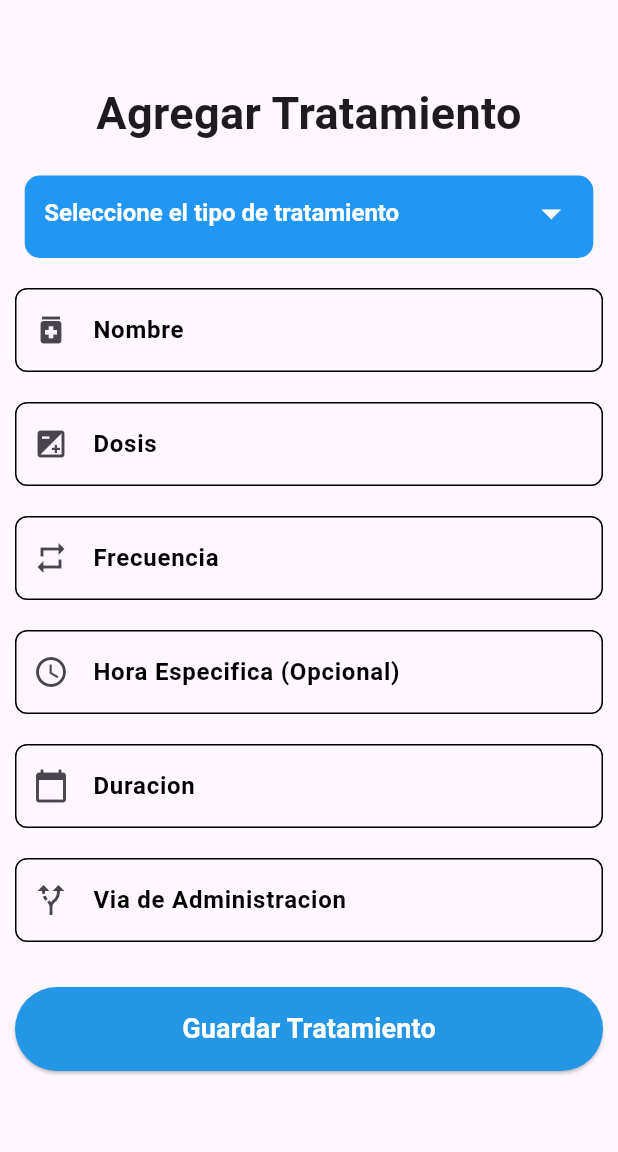
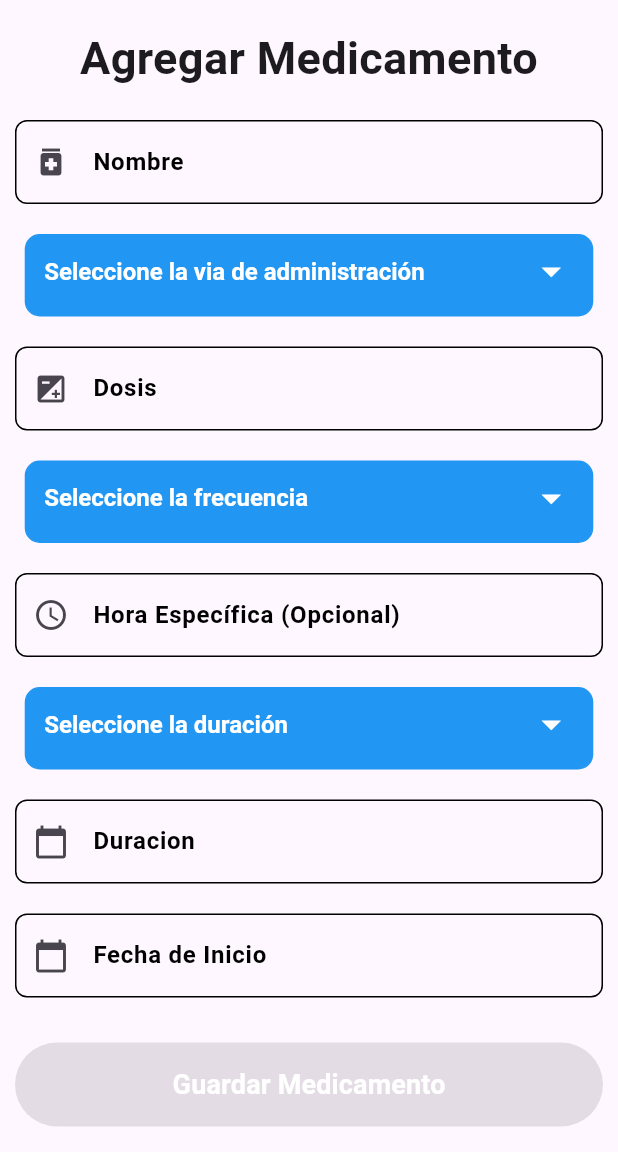
Before and after one commit to RolandoGuZz/Flutter_HeraGuard, a Flutter app: the AgregarMedicamento screen opened directly, on a phone screen of 412 x 824 dp, the part 84-1236 px from its top. Run offline on Flutter 3.47's test engine with Material 3 defaults, Android fonts, the phone set to English and light mode, and no system bars; our stand-ins replace cloud_firestore, firebase_auth, firebase_core; accounts and stored records are empty.

Commit message:
modificando el form de medicamentos y agregando funciones

```diff
--- a/lib/functions/functions.dart
+++ b/lib/functions/functions.dart
@@ -1,9 +1,8 @@
 // ignore_for_file: use_build_context_synchronously
 
-import 'package:firebase_auth/firebase_auth.dart';
 import 'package:flutter/material.dart';
-import 'package:heraguard/screens/screens.dart';
 import 'package:heraguard/services/appointment_service.dart';
+import 'package:heraguard/services/medicine_service.dart';
 import 'package:intl/intl.dart';
 
 class Functions {
@@ -60,29 +59,31 @@ class Functions {
     Navigator.pop(context, true);
   }
 
-  static Future<void> guardarTratamiento({
+  static Future<void> guardarMedicamento({
     required BuildContext context,
-    required String? dropOption,
+    required String? routeValue,
     required TextEditingController nameController,
     required TextEditingController doseController,
-    required TextEditingController frequencyController,
+    required String? frequencyValue,
     required TextEditingController specificTimeController,
+    required String? durationValue,
     required TextEditingController durationController,
-    required TextEditingController routeController,
+    required TextEditingController startDateController,
   }) async {
-    await AppointmentService.addTreatment(
-      type: dropOption,
+    await MedicineService.addMedicine(
+      type: routeValue,
       name: nameController.text,
       dose: doseController.text,
-      frequency: frequencyController.text,
+      frequency: frequencyValue,
       specificTime: specificTimeController.text,
-      duration: durationController.text,
-      routeOfAdministration: routeController.text,
+      duration: durationValue,
+      durationNumber: durationController.text,
+      startDate: startDateController.text,
     );
     ScaffoldMessenger.of(context).showSnackBar(
       SnackBar(
         content: Text(
-          'Tratamiento guardado con éxito',
+          'Medicamento guardado con éxito',
           style: TextStyle(fontSize: 20, fontWeight: FontWeight.bold),
         ),
         backgroundColor: Color.fromRGBO(35, 150, 230, 1),
@@ -90,54 +91,4 @@ class Functions {
     );
     Navigator.pop(context);
   }
-
-  // static Future<void> loginUser({
-  //   required GlobalKey<FormState> formKey,
-  //   required BuildContext context,
-  //   required bool isLoading,
-  //   required TextEditingController emailController,
-  //   required TextEditingController passwordController,
-
-  // }) async {
-  //   if (!formKey.currentState!.validate()) return;
-  //   setState(() => isLoading = true);
-  //   try {
-  //     final userCredential = await FirebaseAuth.instance
-  //         .signInWithEmailAndPassword(
-  //           email: emailController.text.trim(),
-  //           password: passwordController.text.trim(),
-  //         );
-  //     if (!mounted) return;
-  //     ScaffoldMessenger.of(context).showSnackBar(
-  //       SnackBar(
-  //         content: Text(
-  //           'Bienvenido ${userCredential.user!.email}',
-  //           style: TextStyle(
-  //             color: Colors.white,
-  //             fontWeight: FontWeight.bold,
-  //             fontSize: 18,
-  //           ),
-  //         ),
-  //         backgroundColor: Color.fromRGBO(35, 150, 230, 1),
-  //       ),
-  //     );
-  //     Navigator.pushReplacement(
-  //       context,
-  //       MaterialPageRoute(builder: (_) => HomeScreen()),
-  //     );
-  //   } on FirebaseAuthException catch (error) {
-  //     String errorMessage = 'Error al iniciar sesión';
-  //     if (error.code == 'invalid-email') {
-  //       errorMessage = 'Correo inválido';
-  //     } else if (error.code == 'invalid-credential') {
-  //       errorMessage = 'Correo o contraseña incorrectas';
-  //     }
-  //     if (!mounted) return;
-  //     ScaffoldMessenger.of(context).showSnackBar(
-  //       SnackBar(content: Text(errorMessage), backgroundColor: Colors.red),
-  //     );
-  //   } finally {
-  //     if (mounted) setState(() => _isLoading = false);
-  //   }
-  // }
 }
--- a/lib/screens/citas_medicas/agregar_cita.dart
+++ b/lib/screens/citas_medicas/agregar_cita.dart
@@ -62,14 +62,16 @@ class _AgregarCitaState extends State<AgregarCita> {
                   SizedBox(height: 20),
                   CustomTextField(
                     controller: _doctorController,
-                    label: 'Doctor',
+                    label: 'Nombre Doctor (Opcional)',
                     icon: Icons.person,
+                    textCap: TextCapitalization.words,
                   ),
                   SizedBox(height: 20),
                   CustomTextField(
                     controller: _addressController,
                     label: 'Dirección',
                     icon: Icons.place,
+                    textCap: TextCapitalization.words,
                   ),
                   SizedBox(height: 30),
                   SizedBox(
--- /dev/null
+++ b/lib/screens/medicamentos/agregar_medicamento.dart
@@ -0,0 +1,218 @@
+import 'package:flutter/material.dart';
+import 'package:heraguard/functions/functions.dart';
+import 'package:heraguard/widgets/appbar_widget.dart';
+import 'package:heraguard/widgets/custom_text_field.dart';
+import 'package:heraguard/widgets/drop_down_button_widget.dart';
+
+class AgregarMedicamento extends StatefulWidget {
+  const AgregarMedicamento({super.key});
+
+  @override
+  State<AgregarMedicamento> createState() => _AgregarMedicamentoState();
+}
+
+class _AgregarMedicamentoState extends State<AgregarMedicamento> {
+  final _nameController = TextEditingController();
+  final _doseController = TextEditingController();
+  final _specificTimeController = TextEditingController();
+  final _durationNumberController = TextEditingController();
+  final _startDateController = TextEditingController();
+  final onTapFunction = Function;
+
+  final _formKey = GlobalKey<FormState>();
+
+  String? _routeInitial;
+  String? _frequencyInitial;
+  String? _durationInitial;
+
+  void selectRoute(String? value) {
+    setState(() {
+      _routeInitial = value;
+    });
+  }
+
+  void selectFrequency(String? value) {
+    setState(() {
+      _frequencyInitial = value;
+    });
+  }
+
+  void selectDuration(String? value) {
+    setState(() {
+      _durationInitial = value;
+    });
+  }
+
+  final List<String> _routesOfAdmin = [
+    'Tomado (Oral)',
+    'Inyectado',
+    'Tópico',
+    'Inhalado',
+    'Sublingual',
+  ];
+
+  final List<String> _frequencyHours = [
+    'Cada 4 horas',
+    'Cada 6 horas',
+    'Cada 8 horas',
+    'Cada 12 horas',
+    'Cada 24 horas ',
+  ];
+
+  final List<String> __durationsOptions = [
+    'Dias',
+    'Semanas',
+    'Meses',
+    'Permanente',
+  ];
+
+  bool _formValid() {
+    return _nameController.text.isNotEmpty &&
+        _doseController.text.isNotEmpty &&
+        _durationNumberController.text.isNotEmpty &&
+        _startDateController.text.isNotEmpty &&
+        _routeInitial != null &&
+        _frequencyInitial != null &&
+        _durationInitial != null;
+  }
+
+  @override
+  Widget build(BuildContext context) {
+    final size = MediaQuery.of(context).size;
+
+    return Scaffold(
+      appBar: AppbarWidget(),
+      body: Center(
+        child: SingleChildScrollView(
+          child: Padding(
+            padding: EdgeInsets.all(10.0),
+            child: Form(
+              key: _formKey,
+              child: Column(
+                children: [
+                  Text(
+                    'Agregar Medicamento',
+                    textAlign: TextAlign.center,
+                    style: TextStyle(fontSize: 30, fontWeight: FontWeight.bold),
+                  ),
+                  SizedBox(height: 20),
+                  CustomTextField(
+                    controller: _nameController,
+                    label: 'Nombre',
+                    icon: Icons.medication,
+                    textCap: TextCapitalization.words,
+                  ),
+                  SizedBox(height: 20),
+                  DropDownButtonWidget(
+                    size: size,
+                    listOfOptions: _routesOfAdmin,
+                    valueInitial: _routeInitial,
+                    funSelectOption: selectRoute,
+                    hintText: Text(
+                      'Seleccione la via de administración',
+                      style: TextStyle(color: Colors.white),
+                    ),
+                  ),
+                  SizedBox(height: 20),
+                  CustomTextField(
+                    controller: _doseController,
+                    label: 'Dosis',
+                    icon: Icons.exposure,
+                  ),
+                  SizedBox(height: 20),
+                  DropDownButtonWidget(
+                    size: size,
+                    listOfOptions: _frequencyHours,
+                    valueInitial: _frequencyInitial,
+                    funSelectOption: selectFrequency,
+                    hintText: Text(
+                      'Seleccione la frecuencia',
+                      style: TextStyle(color: Colors.white),
+                    ),
+                  ),
+                  SizedBox(height: 20),
+                  CustomTextField(
+                    controller: _specificTimeController,
+                    label: 'Hora Específica (Opcional)',
+                    icon: Icons.access_time,
+                    onTap:
+                        () => Functions.showTime(
+                          context: context,
+                          controller: _specificTimeController,
+                        ),
+                    readOnly: true,
+                  ),
+                  SizedBox(height: 20),
+                  DropDownButtonWidget(
+                    size: size,
+                    listOfOptions: __durationsOptions,
+                    valueInitial: _durationInitial,
+                    funSelectOption: selectDuration,
+                    hintText: Text(
+                      'Seleccione la duración',
+                      style: TextStyle(color: Colors.white),
+                    ),
+                  ),
+                  SizedBox(height: 20),
+                  CustomTextField(
+                    controller: _durationNumberController,
+                    keyboardType: TextInputType.number,
+                    label: 'Duracion',
+                    icon: Icons.calendar_today,
+                  ),
+                  SizedBox(height: 20),
+                  CustomTextField(
+                    controller: _startDateController,
+                    label: 'Fecha de Inicio',
+                    icon: Icons.calendar_today,
+                    onTap:
+                        () => Functions.showCalendar(
+                          context: context,
+                          controller: _startDateController,
+                        ),
+                    readOnly: true,
+                  ),
+                  SizedBox(height: 30),
+                  SizedBox(
+                    width: double.infinity,
+                    child: ElevatedButton(
+                      onPressed:
+                          _formValid()
+                              ? () => Functions.guardarMedicamento(
+                                context: context,
+                                routeValue: _routeInitial,
+                                nameController: _nameController,
+                                doseController: _doseController,
+                                frequencyValue: _frequencyInitial,
+                                specificTimeController: _specificTimeController,
+                                durationValue: _durationInitial,
+                                durationController: _durationNumberController,
+                                startDateController: _startDateController,
+                              )
+                              : null,
+                      style: ElevatedButton.styleFrom(
+                        padding: EdgeInsets.symmetric(vertical: 15),
+                        backgroundColor:
+                            _formValid()
+                                ? Color.fromRGBO(35, 150, 230, 1)
+                                : Colors.grey,
+                      ),
+                      child: Text(
+                        'Guardar Medicamento',
+                        style: TextStyle(
+                          color: Colors.white,
+                          fontSize: 18,
+                          fontWeight: FontWeight.bold,
+                        ),
+                      ),
+                    ),
+                  ),
+                ],
+              ),
+            ),
+          ),
+        ),
+      ),
+    );
+  }
+}
--- a/lib/screens/tratamientos/medicamentos_screen.dart
+++ b/lib/screens/medicamentos/medicamentos_screen.dart
@@ -16,7 +16,7 @@ class MedicamentosScreen extends StatelessWidget {
           crossAxisAlignment: CrossAxisAlignment.center,
           children: [
             Text(
-              'Tratamientos Médicos',
+              'Medicamentos',
               style: TextStyle(fontSize: 30, fontWeight: FontWeight.bold),
             ),
             SizedBox(height: 10),
--- a/lib/screens/screens.dart
+++ b/lib/screens/screens.dart
@@ -1,7 +1,7 @@
 export 'package:heraguard/screens/home_screen.dart';
 export 'package:heraguard/screens/citas_medicas/citas_screen.dart';
-export 'package:heraguard/screens/tratamientos/medicamentos_screen.dart';
+export 'package:heraguard/screens/medicamentos/medicamentos_screen.dart';
 export 'package:heraguard/screens/notificaciones_screen.dart';
 export 'package:heraguard/screens/register/register_screen.dart';
-export 'package:heraguard/screens/tratamientos/agregar_medicamento.dart';
+export 'package:heraguard/screens/medicamentos/agregar_medicamento.dart';
 export 'package:heraguard/screens/citas_medicas/agregar_cita.dart';
--- a/lib/screens/tratamientos/agregar_medicamento.dart
+++ /dev/null
@@ -1,188 +0,0 @@
-import 'package:flutter/material.dart';
-import 'package:heraguard/functions/functions.dart';
-import 'package:heraguard/widgets/appbar_widget.dart';
-import 'package:heraguard/widgets/custom_text_field.dart';
-
-class AgregarMedicamento extends StatefulWidget {
-  const AgregarMedicamento({super.key});
-
-  @override
-  State<AgregarMedicamento> createState() => _AgregarMedicamentoState();
-}
-
-class _AgregarMedicamentoState extends State<AgregarMedicamento> {
-  final _nameController = TextEditingController();
-  final _doseController = TextEditingController();
-  final _frequencyController = TextEditingController();
-  final _specificTimeController = TextEditingController();
-  final _durationController = TextEditingController();
-  final _routeOfAdminController = TextEditingController();
-  final onTapFunction = Function;
-
-  final _formKey = GlobalKey<FormState>();
-
-  String? dropDownValue;
-
-  void funDrop(String? value) {
-    setState(() {
-      dropDownValue = value;
-    });
-  }
-
-  final List<String> _tiposTratamiento = [
-    'Tomado (Oral)',
-    'Inyectado',
-    'Tópico',
-  ];
-
-  @override
-  Widget build(BuildContext context) {
-    final size = MediaQuery.of(context).size;
-
-    return Scaffold(
-      appBar: AppbarWidget(),
-      body: Center(
-        child: SingleChildScrollView(
-          child: Padding(
-            padding: EdgeInsets.all(10.0),
-            child: Form(
-              key: _formKey,
-              child: Column(
-                children: [
-                  Text(
-                    'Agregar Tratamiento',
-                    textAlign: TextAlign.center,
-                    style: TextStyle(fontSize: 30, fontWeight: FontWeight.bold),
-                  ),
-                  SizedBox(height: 20),
-                  Container(
-                    width: size.width * 0.92,
-                    height: 55,
-                    decoration: BoxDecoration(
-                      color: Colors.blue,
-                      borderRadius: BorderRadius.circular(10),
-                      border: Border.all(color: Colors.blue),
-                    ),
-                    padding: EdgeInsets.symmetric(horizontal: 12),
-                    child: DropdownButton<String>(
-                      isExpanded: true,
-                      icon: Icon(Icons.arrow_drop_down, color: Colors.white),
-                      iconSize: 30,
-                      style: TextStyle(
-                        color: Colors.black,
-                        fontSize: 16,
-                        fontWeight: FontWeight.bold,
-                      ),
-                      dropdownColor: Colors.blue,
-                      borderRadius: BorderRadius.circular(10),
-                      hint: Text(
-                        'Seleccione el tipo de tratamiento',
-                        style: TextStyle(color: Colors.white),
-                      ),
-                      items:
-                          _tiposTratamiento.map((value) {
-                            return DropdownMenuItem(
-                              value: value,
-                              child: Text(
-                                value,
-                                style: TextStyle(color: Colors.white),
-                              ),
-                            );
-                          }).toList(),
-                      value: dropDownValue,
-                      onChanged: funDrop,
-                      underline: Container(),
-                    ),
-                  ),
-                  SizedBox(height: 20),
-                  CustomTextField(
-                    controller: _nameController,
-                    label: 'Nombre',
-                    icon: Icons.medication,
-                  ),
-                  SizedBox(height: 20),
-                  CustomTextField(
-                    controller: _doseController,
-                    label: 'Dosis',
-                    icon: Icons.exposure,
-                  ),
-                  SizedBox(height: 20),
-                  CustomTextField(
-                    controller: _frequencyController,
-                    label: 'Frecuencia',
-                    icon: Icons.repeat,
-                    onTap:
-                        () => Functions.showTime(
-                          context: context,
-                          controller: _frequencyController,
-                        ),
-                    readOnly: true,
-                  ),
-                  SizedBox(height: 20),
-                  CustomTextField(
-                    controller: _specificTimeController,
-                    label: 'Hora Especifica (Opcional)',
-                    icon: Icons.access_time,
-                    onTap:
-                        () => Functions.showTime(
-                          context: context,
-                          controller: _specificTimeController,
-                        ),
-                    readOnly: true,
-                  ),
-                  SizedBox(height: 20),
-                  CustomTextField(
-                    controller: _durationController,
-                    label: 'Duracion',
-                    icon: Icons.calendar_today,
-                    onTap:
-                        () => Functions.showCalendar(
-                          context: context,
-                          controller: _durationController,
-                        ),
-                    readOnly: true,
-                  ),
-                  SizedBox(height: 20),
-                  CustomTextField(
-                    controller: _routeOfAdminController,
-                    label: 'Via de Administracion',
-                    icon: Icons.alt_route,
-                  ),
-                  SizedBox(height: 30),
-                  SizedBox(
-                    width: double.infinity,
-                    child: ElevatedButton(
-                      onPressed:
-                          () => Functions.guardarTratamiento(
-                            context: context,
-                            dropOption: dropDownValue,
-                            nameController: _nameController,
-                            doseController: _doseController,
-                            frequencyController: _frequencyController,
-                            specificTimeController: _specificTimeController,
-                            durationController: _durationController,
-                            routeController: _routeOfAdminController,
-                          ),
-                      style: ElevatedButton.styleFrom(
-                        padding: EdgeInsets.symmetric(vertical: 15),
-                        backgroundColor: Color.fromRGBO(35, 150, 230, 1),
-                      ),
-                      child: Text(
-                        'Guardar Tratamiento',
-                        style: TextStyle(
-                          color: Colors.white,
-                          fontSize: 18,
-                          fontWeight: FontWeight.bold,
-                        ),
-                      ),
-                    ),
-                  ),
-                ],
-              ),
-            ),
-          ),
-        ),
-      ),
-    );
-  }
-}
--- a/lib/services/appointment_service.dart
+++ b/lib/services/appointment_service.dart
@@ -39,31 +39,4 @@ class AppointmentService {
           'address': address,
         });
   }
-
-  static Future<void> addTreatment({
-    required String? type,
-    required String name,
-    required String dose,
-    required String frequency,
-    required String? specificTime,
-    required String duration,
-    required String routeOfAdministration,
-  }) async {
-    final currentUser = _auth.currentUser;
-    if (currentUser == null) throw Exception('Usuario no autenticado');
-
-    await _firestore
-        .collection('users')
-        .doc(currentUser.uid)
-        .collection('treatment')
-        .add({
-          'type': type,
-          'name': name,
-          'dose': dose,
-          'frequency': frequency,
-          'specificTime': specificTime,
-          'duration': duration,
-          'routeOfAdministration': routeOfAdministration,
-        });
-  }
 }
--- /dev/null
+++ b/lib/services/medicine_service.dart
@@ -0,0 +1,36 @@
+import 'package:cloud_firestore/cloud_firestore.dart';
+import 'package:firebase_auth/firebase_auth.dart';
+
+class MedicineService {
+  static final FirebaseFirestore _firestore = FirebaseFirestore.instance;
+  static final FirebaseAuth _auth = FirebaseAuth.instance;
+
+  static Future<void> addMedicine({
+    required String? type,
+    required String name,
+    required String dose,
+    required String? frequency,
+    required String? specificTime,
+    required String? duration,
+    required String durationNumber,
+    required String startDate,
+  }) async {
+    final currentUser = _auth.currentUser;
+    if (currentUser == null) throw Exception('Usuario no autenticado');
+
+    await _firestore
+        .collection('users')
+        .doc(currentUser.uid)
+        .collection('medications')
+        .add({
+          'type': type,
+          'name': name,
+          'dose': dose,
+          'frequency': frequency,
+          'specificTime': specificTime,
+          'duration': duration,
+          'durationNumber': durationNumber,
+          'startDate': startDate,
+        });
+  }
+}
--- a/lib/widgets/custom_text_field.dart
+++ b/lib/widgets/custom_text_field.dart
@@ -5,7 +5,9 @@ class CustomTextField extends StatelessWidget {
   final bool readOnly;
   final String label;
   final IconData icon;
+  final TextInputType? keyboardType;
   final VoidCallback? onTap;
+  final TextCapitalization textCap;
 
   const CustomTextField({
     super.key,
@@ -14,6 +16,8 @@ class CustomTextField extends StatelessWidget {
     required this.label,
     required this.icon,
     this.onTap,
+    this.keyboardType,
+    this.textCap = TextCapitalization.none,
   });
 
   @override
@@ -21,13 +25,12 @@ class CustomTextField extends StatelessWidget {
     return TextFormField(
       controller: controller,
       readOnly: readOnly,
+      keyboardType: keyboardType,
+      textCapitalization: textCap,
       cursorColor: Colors.black,
       decoration: InputDecoration(
         labelText: label,
-        labelStyle: TextStyle(
-          color: Colors.black,
-          fontWeight: FontWeight.bold,
-        ),
+        labelStyle: TextStyle(color: Colors.black, fontWeight: FontWeight.bold),
         prefixIcon: Icon(icon),
         enabledBorder: OutlineInputBorder(
           borderSide: BorderSide(color: Colors.black),
--- /dev/null
+++ b/lib/widgets/drop_down_button_widget.dart
@@ -0,0 +1,55 @@
+import 'package:flutter/material.dart';
+
+class DropDownButtonWidget extends StatelessWidget {
+  final Size size;
+  final List<String> listOfOptions;
+  final String? valueInitial;
+  final void Function(String?)? funSelectOption;
+  final Text hintText;
+
+  const DropDownButtonWidget({
+    super.key,
+    required this.size,
+    required this.listOfOptions,
+    required this.valueInitial,
+    required this.funSelectOption,
+    required this.hintText,
+  });
+
+  @override
+  Widget build(BuildContext context) {
+    return Container(
+      width: size.width * 0.92,
+      height: 55,
+      decoration: BoxDecoration(
+        color: Colors.blue,
+        borderRadius: BorderRadius.circular(10),
+        border: Border.all(color: Colors.blue),
+      ),
+      padding: EdgeInsets.symmetric(horizontal: 12),
+      child: DropdownButton<String>(
+        isExpanded: true,
+        icon: Icon(Icons.arrow_drop_down, color: Colors.white),
+        iconSize: 30,
+        style: TextStyle(
+          color: Colors.black,
+          fontSize: 16,
+          fontWeight: FontWeight.bold,
+        ),
+        dropdownColor: Colors.blue,
+        borderRadius: BorderRadius.circular(10),
+        hint: hintText,
+        items:
+            listOfOptions.map((value) {
+              return DropdownMenuItem(
+                value: value,
+                child: Text(value, style: TextStyle(color: Colors.white)),
+              );
+            }).toList(),
+        value: valueInitial,
+        onChanged: funSelectOption,
+        underline: Container(),
+      ),
+    );
+  }
+}
```
